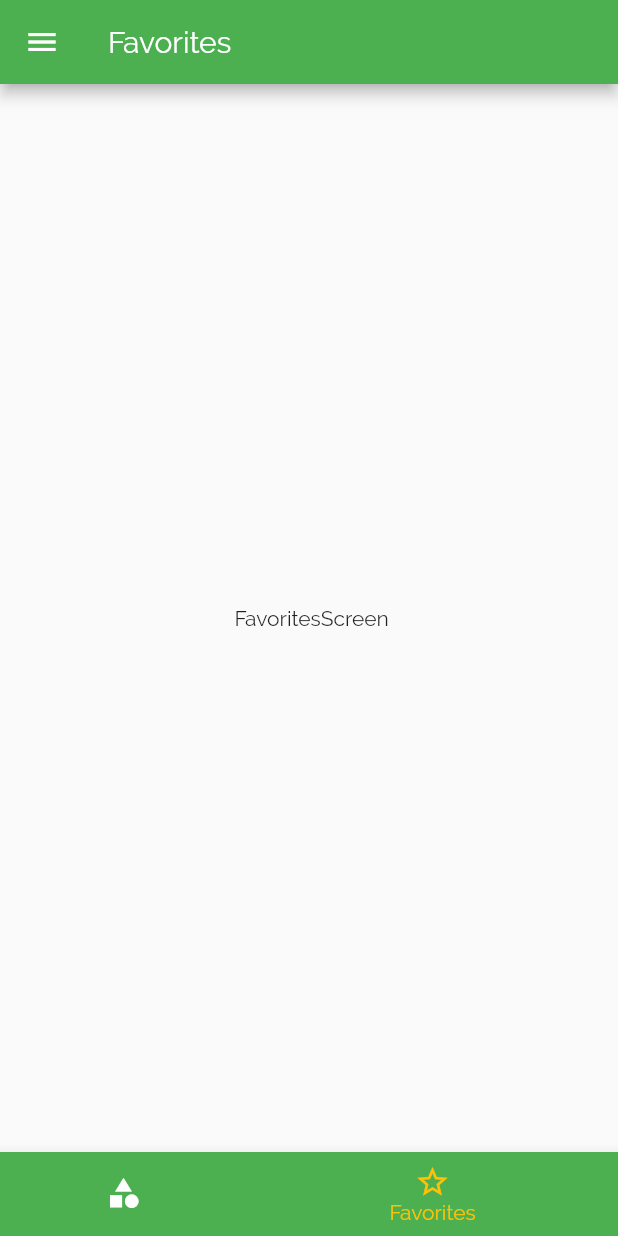
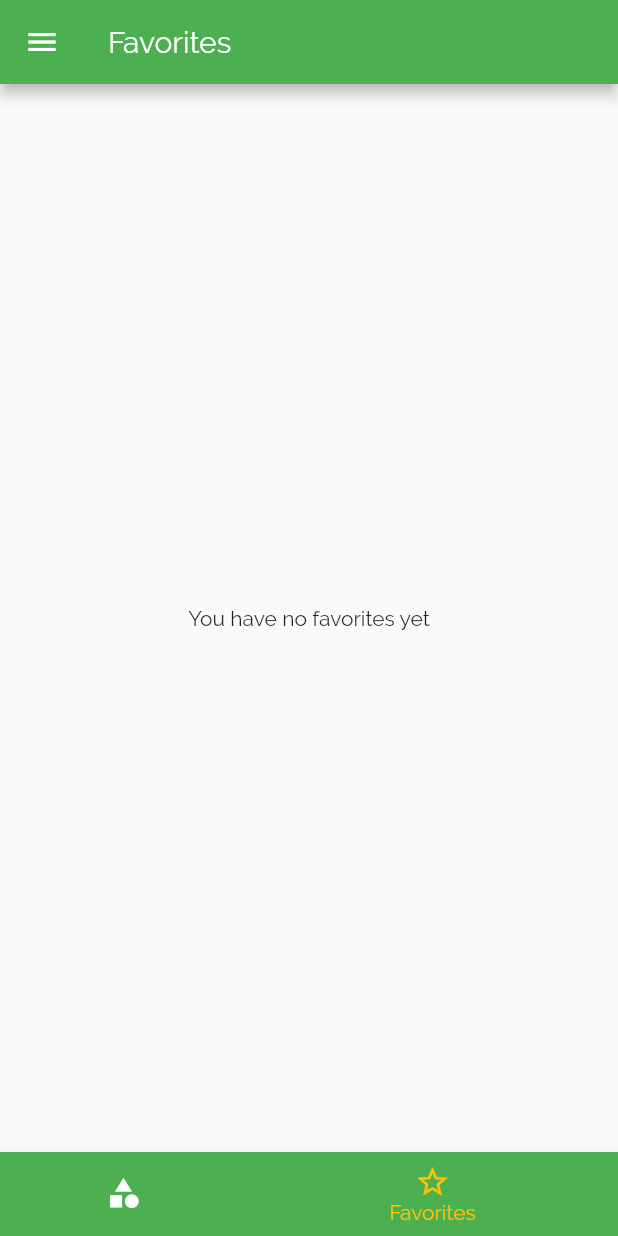
Before and after one commit to PhamTuanHung3011/meals_app, a Flutter app: the screen it shows after launch, item 2 of the bottom bar chosen, on a phone screen of 412 x 824 dp. Run offline on Flutter 3.47's test engine with Material 2 defaults, Android fonts, the phone set to English and light mode, and no system bars.

Commit message:
part 185 not final

```diff
--- a/lib/component/meal_items.dart
+++ b/lib/component/meal_items.dart
@@ -10,7 +10,7 @@ class MealItems extends StatelessWidget {
   final int duration;
   final Complexity complexity;
   final Affordability affordability;
-  final Function removeItems;
+
 
   MealItems({
     required this.id,
@@ -19,14 +19,14 @@ class MealItems extends StatelessWidget {
     required this.duration,
     required this.complexity,
     required this.affordability,
-    required this.removeItems,
+
   });
 
   void selectMeal(BuildContext ctx) {
     Navigator.pushNamed(ctx, MealDetailScreen.idMealDetailScreen,
         arguments: id).then((result) {
           if (result != null) {
-            removeItems(result);
+            // removeItems(result);
           }
     });
 
--- a/lib/main.dart
+++ b/lib/main.dart
@@ -1,5 +1,6 @@
 import 'package:flutter/material.dart';
-import 'package:meals_app/screens/categories_screens.dart';
+import 'package:meals_app/model/dummy_data.dart';
+import 'package:meals_app/model/meal.dart';
 import 'package:meals_app/screens/category_meals_screens.dart';
 import 'package:meals_app/screens/filter_screens.dart';
 import 'package:meals_app/screens/meal_detail_screens.dart';
@@ -9,7 +10,68 @@ void main() {
   runApp(MyApp());
 }
 
-class MyApp extends StatelessWidget {
+class MyApp extends StatefulWidget {
+  @override
+  State<MyApp> createState() => _MyAppState();
+}
+
+class _MyAppState extends State<MyApp> {
+  List<Meal> _availableMeals = DUMMY_MEALS;
+  final List<Meal> _favoritesMeals = [];
+
+  //bo loc hien tai;
+  Map<String, bool> _filters = {
+    'gluten': false,
+    'vegan': false,
+    'vegetarian': false,
+    'lactose': false,
+  };
+
+  void _setFilters(Map<String, bool> filterData) {
+    setState(() {
+      _filters = filterData;
+
+      _availableMeals = DUMMY_MEALS.where((mealData) {
+        if ((_filters['gluten'] ?? false) && !mealData.isGlutenFree) {
+          return false;
+        }
+
+        if ((_filters['vegan'] ?? false) && !mealData.isVegan) {
+          return false;
+        }
+
+        if ((_filters['vegetarian'] ?? false) && !mealData.isVegetarian) {
+          return false;
+        }
+
+        if ((_filters['lactose'] ?? false) && !mealData.isLactoseFree) {
+          return false;
+        }
+
+        return true;
+      }).toList();
+    });
+  }
+
+  void _toggleFavorite(String mealId) {
+    final existingIndex =
+        _favoritesMeals.indexWhere((mealData) => mealData.id == mealId);
+    if (existingIndex >= 0) {
+      setState(() {
+        _favoritesMeals.removeAt(existingIndex);
+      });
+    }
+    else {
+      setState(() {
+        _favoritesMeals.add(DUMMY_MEALS.firstWhere((mealData) => mealData.id == mealId));
+      });
+    }
+  }
+
+  bool _isMealFavorite(String id) {
+    return _favoritesMeals.any((mealData) => mealData.id == id);
+  }
+
   // This widget is the root of your application.
   @override
   Widget build(BuildContext context) {
@@ -22,11 +84,12 @@ class MyApp extends StatelessWidget {
       // home: CategoriesScreen(),
       initialRoute: '/',
       routes: {
-        '/': (context) => TabsScreen(),
+        '/': (context) => TabsScreen(_favoritesMeals),
         CategoryMealsScreen.idCategoryMealsScreen: (context) =>
-            CategoryMealsScreen(),
-        MealDetailScreen.idMealDetailScreen: (context) => MealDetailScreen(),
-        FilterScreens.idFilterScreens: (context) => FilterScreens(),
+            CategoryMealsScreen(_availableMeals),
+        MealDetailScreen.idMealDetailScreen: (context) => MealDetailScreen(_isMealFavorite,_toggleFavorite),
+        FilterScreens.idFilterScreens: (context) =>
+            FilterScreens(_filters, _setFilters),
       },
     );
   }
--- a/lib/screens/favorites_screens.dart
+++ b/lib/screens/favorites_screens.dart
@@ -2,16 +2,39 @@
 
 import 'package:flutter/material.dart';
 
+import '../component/meal_items.dart';
+import '../model/meal.dart';
+
 class FavoritesScreen extends StatelessWidget {
-  const FavoritesScreen({Key? key}) : super(key: key);
+
+  late final List<Meal> favoriteMeal;
+  FavoritesScreen(this.favoriteMeal);
 
   @override
   Widget build(BuildContext context) {
-    return Scaffold(
 
-      body: Center(
-        child: Text(' FavoritesScreen'),
-      ),
-    );
+    if (favoriteMeal.isEmpty) {
+      return Center(child: Text('You have no favorites yet'),) ;
+    }
+    else {
+      return ListView.builder(
+        itemBuilder: (ctx, index) {
+          return MealItems(
+            id: favoriteMeal[index].id,
+            title: favoriteMeal[index].title,
+            imageUrl: favoriteMeal[index].imageUrl,
+            duration: favoriteMeal[index].duration,
+            complexity: favoriteMeal[index].complexity,
+            affordability: favoriteMeal[index].affordability,
+
+          );
+        },
+        itemCount: favoriteMeal.length,
+      );
+    }
+
+
+
+
   }
 }
--- a/lib/screens/tabs_screens.dart
+++ b/lib/screens/tabs_screens.dart
@@ -3,21 +3,36 @@ import 'package:meals_app/screens/categories_screens.dart';
 import 'package:meals_app/screens/favorites_screens.dart';
 
 import '../component/main_drawer.dart';
+import '../model/meal.dart';
 
 class TabsScreen extends StatefulWidget {
-  const TabsScreen({Key? key}) : super(key: key);
+  // tao list mon an ua thich
+  final List<Meal> favoritesMealsList;
+  TabsScreen(this.favoritesMealsList);
 
   @override
   State<TabsScreen> createState() => _TabsScreenState();
 }
 
 class _TabsScreenState extends State<TabsScreen> {
-  final List<Map<String, Object>> _page = [
-    {'page': CategoriesScreen(), 'title': 'Categories'},
-    {'page': FavoritesScreen(), 'title': 'Favorites'},
-  ];
+  late final List<Map<String, Object>> _page;
+  int _selectedPageIndex = 0;
 
-  int _selectedPageIndex = 0;
+  @override
+  void initState() {
+    // TODO: implement initState
+    _page = [
+      {'page': CategoriesScreen(),
+        'title': 'Categories'
+      },
+      {
+        'page': FavoritesScreen(widget.favoritesMealsList),
+        'title': 'Favorites'
+      },
+    ];
+
+    super.initState();
+  }
 
   void _selectedPage(int index) {
     setState(() {
```
Also changed, not shown: lib/screens/category_meals_screens.dart (+9 -3 lines), lib/screens/filter_screens.dart (+41 -5 lines), lib/screens/meal_detail_screens.dart (+8 -4 lines).
